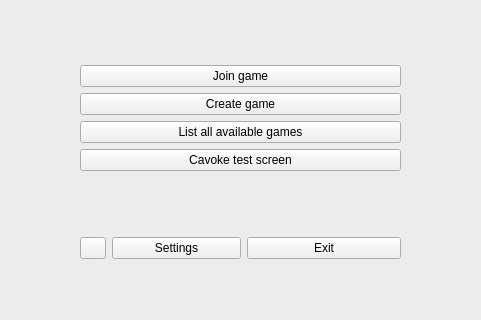
First picture: the form in client/views/startview.ui, repository cavoke-project/cavoke, before the edit; both pictures show x 159 to 640 and y 104 to 424 of the 800 by 600 pixel window.
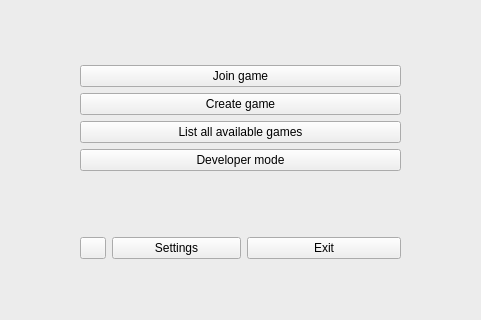
Second picture: the form after the edit. Icons and pictures are not drawn.

```diff
--- a/client/views/startview.ui
+++ b/client/views/startview.ui
@@ -10,6 +10,18 @@
     <height>600</height>
    </rect>
   </property>
+  <property name="minimumSize">
+   <size>
+    <width>800</width>
+    <height>600</height>
+   </size>
+  </property>
+  <property name="maximumSize">
+   <size>
+    <width>800</width>
+    <height>600</height>
+   </size>
+  </property>
   <property name="windowTitle">
    <string>MainWindow</string>
   </property>
@@ -57,7 +69,7 @@
         <item>
          <widget class="QPushButton" name="cavokeTestWindowButton">
           <property name="text">
-           <string>Cavoke test screen</string>
+           <string>Developer mode</string>
           </property>
          </widget>
         </item>
```
